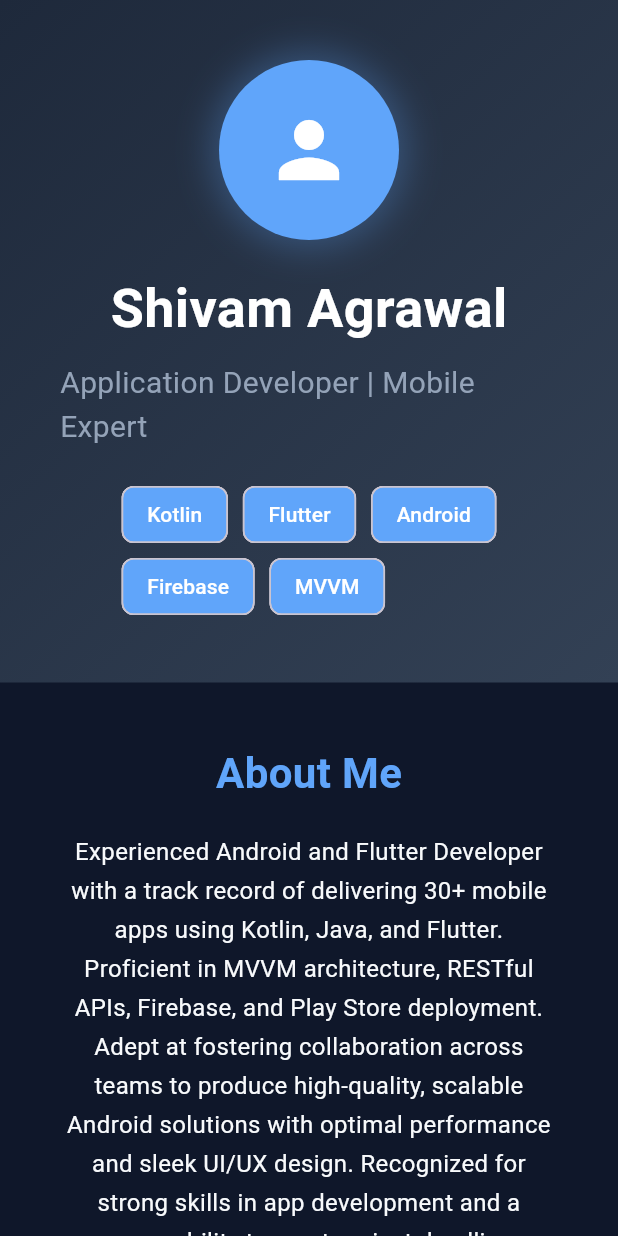
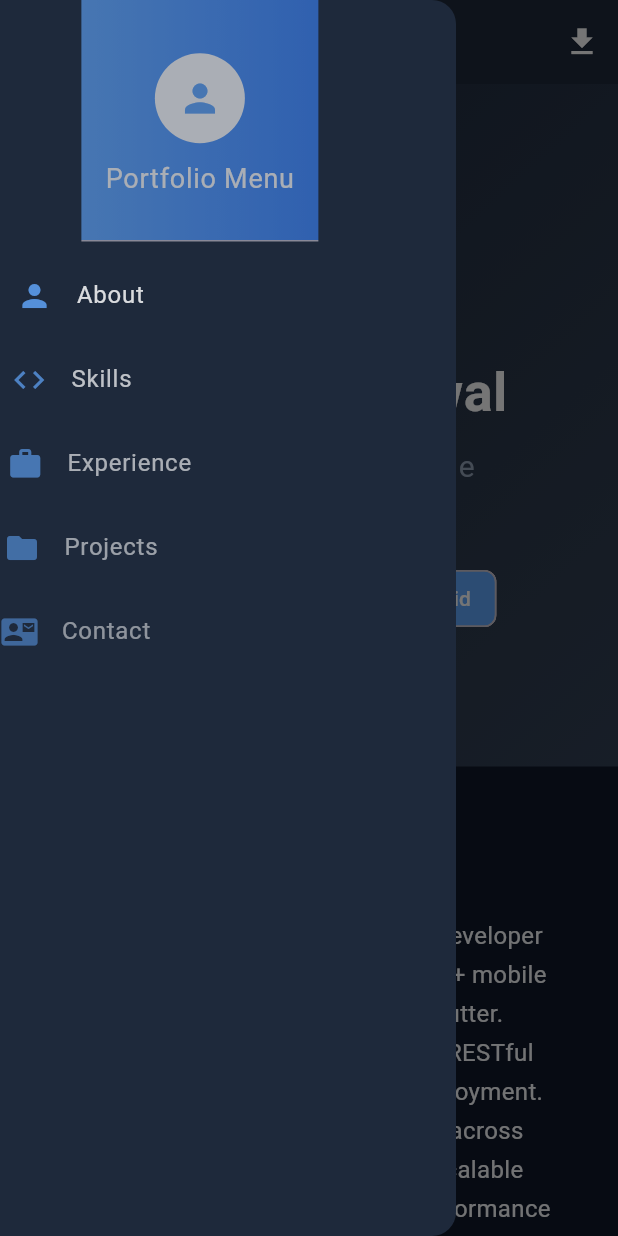
Before and after one commit to shivam20797/my-portfolio, a Flutter app: the screen it shows after launch, with the side drawer open (before the commit the screen has no drawer), on a phone screen of 412 x 824 dp. Run offline on Flutter 3.47's test engine with Material 3 defaults, Android fonts, the phone set to English and light mode, and no system bars; our stand-ins replace get, webview_flutter.

Commit message:
update code

```diff
--- a/lib/app/modules/views/portfolio_view.dart
+++ b/lib/app/modules/views/portfolio_view.dart
@@ -51,6 +51,8 @@ class _PortfolioViewState extends State<PortfolioView>
   Widget build(BuildContext context) {
     return Scaffold(
       backgroundColor: const Color(0xFF0f172a),
+      appBar: _buildAppBar(),
+      drawer: _buildDrawer(),
       body: SingleChildScrollView(
         child: FadeTransition(
           opacity: _fadeAnimation,
@@ -70,6 +72,122 @@ class _PortfolioViewState extends State<PortfolioView>
         ),
       ),
     );
+  }
+
+  PreferredSizeWidget _buildAppBar() {
+    return AppBar(
+      backgroundColor: const Color(0xFF1e293b),
+      elevation: 0,
+      title: TweenAnimationBuilder<double>(
+        duration: const Duration(milliseconds: 800),
+        tween: Tween(begin: 0.0, end: 1.0),
+        builder: (context, value, child) {
+          return Opacity(
+            opacity: value,
+            child: const Text(
+              'Shivam Agrawal',
+              style: TextStyle(color: Colors.white, fontWeight: FontWeight.bold),
+            ),
+          );
+        },
+      ),
+      actions: [
+        TweenAnimationBuilder<double>(
+          duration: const Duration(milliseconds: 1000),
+          tween: Tween(begin: 0.0, end: 1.0),
+          builder: (context, value, child) {
+            return Transform.scale(
+              scale: value,
+              child: IconButton(
+                icon: const Icon(Icons.download, color: Colors.white),
+                onPressed: () {},
+              ),
+            );
+          },
+        ),
+      ],
+    );
+  }
+
+  Widget _buildDrawer() {
+    return Drawer(
+      backgroundColor: const Color(0xFF1e293b),
+      child: Column(
+        children: [
+          TweenAnimationBuilder<double>(
+            duration: const Duration(milliseconds: 800),
+            tween: Tween(begin: 0.0, end: 1.0),
+            builder: (context, value, child) {
+              return Transform.translate(
+                offset: Offset(-50 * (1 - value), 0),
+                child: Opacity(
+                  opacity: value,
+                  child: const DrawerHeader(
+                    decoration: BoxDecoration(
+                      gradient: LinearGradient(
+                        colors: [Color(0xFF60a5fa), Color(0xFF3b82f6)],
+                      ),
+                    ),
+                    child: Column(
+                      mainAxisAlignment: MainAxisAlignment.center,
+                      children: [
+                        CircleAvatar(
+                          radius: 30,
+                          backgroundColor: Colors.white,
+                          child: Icon(Icons.person, size: 30, color: Color(0xFF60a5fa)),
+                        ),
+                        SizedBox(height: 10),
+                        Text(
+                          'Portfolio Menu',
+                          style: TextStyle(color: Colors.white, fontSize: 18),
+                        ),
+                      ],
+                    ),
+                  ),
+                ),
+              );
+            },
+          ),
+          ..._buildMenuItems(),
+        ],
+      ),
+    );
+  }
+
+  List<Widget> _buildMenuItems() {
+    final items = [
+      {'icon': Icons.person, 'title': 'About', 'delay': 0},
+      {'icon': Icons.code, 'title': 'Skills', 'delay': 100},
+      {'icon': Icons.work, 'title': 'Experience', 'delay': 200},
+      {'icon': Icons.folder, 'title': 'Projects', 'delay': 300},
+      {'icon': Icons.contact_mail, 'title': 'Contact', 'delay': 400},
+    ];
+
+    return items.map((item) {
+      return TweenAnimationBuilder<double>(
+        duration: Duration(milliseconds: 600 + (item['delay'] as int)),
+        tween: Tween(begin: 0.0, end: 1.0),
+        builder: (context, value, child) {
+          return Transform.translate(
+            offset: Offset(-30 * (1 - value), 0),
+            child: Opacity(
+              opacity: value,
+              child: ListTile(
+                leading: Icon(
+                  item['icon'] as IconData,
+                  color: const Color(0xFF60a5fa),
+                ),
+                title: Text(
+                  item['title'] as String,
+                  style: const TextStyle(color: Colors.white),
+                ),
+                onTap: () => Navigator.pop(context),
+              ),
+            ),
+          );
+        },
+      );
+    }).toList();
   }
 
   Widget _buildHeader() {
@@ -429,25 +547,18 @@ class _PortfolioViewState extends State<PortfolioView>
           ),
           const SizedBox(height: 30),
           _buildAnimatedExperienceCard(
-            'Senior Application Developer',
-            'Tech Solutions Ltd',
-            'Jan 2022 - Present',
-            'Lead mobile app development using Kotlin, Flutter, MVVM, and Firebase',
+            'Application Development Team Lead',
+            'Appentus Technologies',
+            'Nov 2019 - Oct 2025',
+            'A results-oriented Senior Team Lead – Android & Flutter Developer with over 5 years of experience designing, developing, and deploying scalable mobile applications. Skilled in Kotlin, Java, and Flutter, with hands-on expertise in MVVM architecture, RESTful APIs, Firebase, and Play Store deployment. Experienced in leading and mentoring development teams, managing project timelines, and collaborating with designers, product managers, and backend teams to deliver robust and high-performance apps.',
             0,
           ),
           _buildAnimatedExperienceCard(
-            'Application Developer',
-            'Mobile Innovations',
-            'Jun 2020 - Dec 2021',
-            'Developed cross-platform apps with Dart, REST APIs, and Play Store deployment',
+            'Android Developer',
+            'iSkylar Technologies',
+            'Mar 2019 - Nov 2019',
+            'Worked as an Android Developer, focusing on learning core Android development concepts and building small-scale applications using Java. Developed and maintained 2 Android projects, gaining hands-on experience in UI design, activity lifecycle management, and API integration. Collaborated with senior developers to understand best practices in mobile app development, debugging, and version control using Git.',
             200,
-          ),
-          _buildAnimatedExperienceCard(
-            'Junior Application Developer',
-            'Digital StartUp',
-            'Jan 2018 - May 2020',
-            'Built Android applications using Java, Android SDK, and modern UI/UX patterns',
-            400,
           ),
         ],
       ),
```
